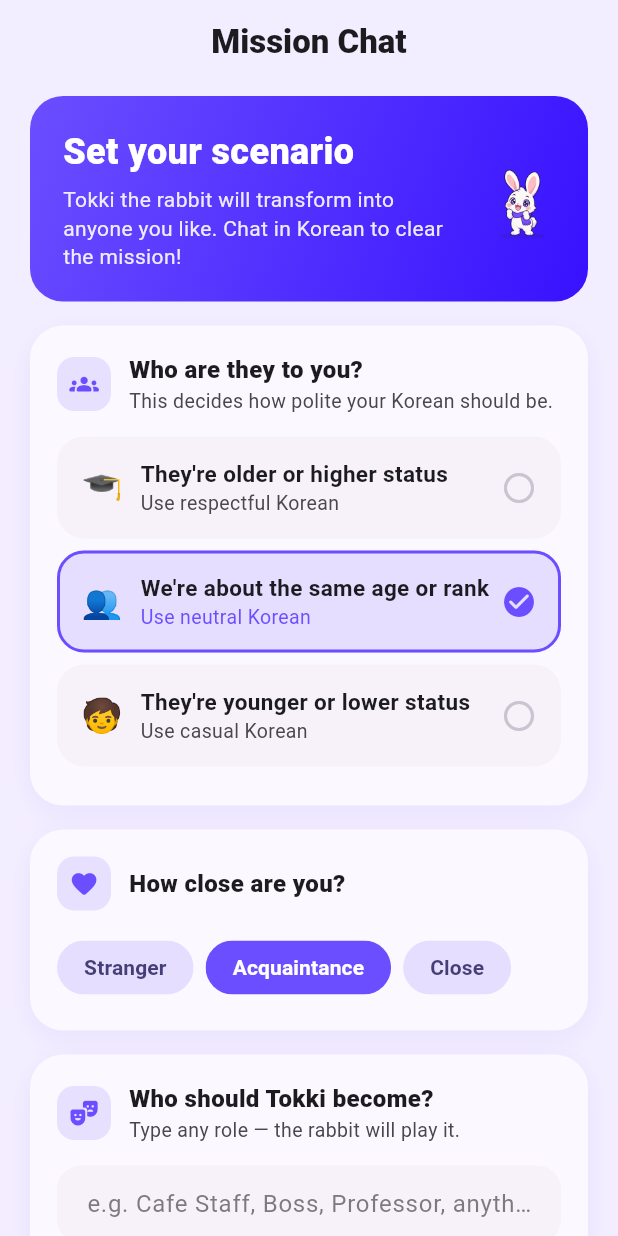
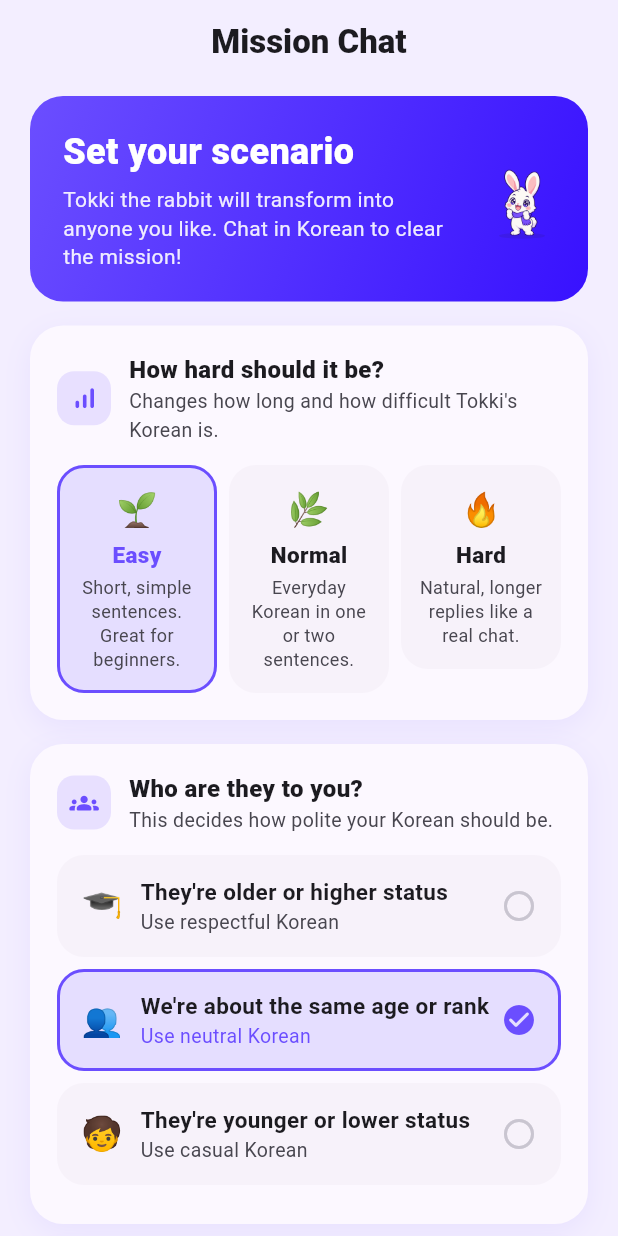
Before and after one commit to oghdy/Maru2026, a Flutter app: the MissionSetupScreen screen opened directly, on a phone screen of 412 x 824 dp. Run offline on Flutter 3.47's test engine with Material 3 defaults, Android fonts, the phone set to English and light mode, and no system bars; our stand-ins replace dio, flutter_riverpod, flutter_secure_storage, flutter_tts, google_sign_in, just_audio and 1 more; accounts and stored records are empty.

Commit message:
[MSN-1.8.4] setup: Easy/Normal/Hard difficulty cards (default Easy), sent as 'difficulty' in /setup
Co-Authored-By: Claude Opus 5.5 <noreply@anthropic.com>

```diff
--- /dev/null
+++ b/frontend/maru/lib/features/mission_chat/models/mission_difficulty.dart
@@ -0,0 +1,25 @@
+/// Mission difficulty (API_CONTRACT `difficulty`: "easy" | "normal" | "hard"). MSN-1.8.
+enum MissionDifficulty {
+  easy('easy', 'Easy', '🌱', 'Short, simple sentences. Great for beginners.'),
+  normal('normal', 'Normal', '🌿', 'Everyday Korean in one or two sentences.'),
+  hard('hard', 'Hard', '🔥', 'Natural, longer replies like a real chat.');
+
+  final String apiValue;
+  final String label;
+  final String emoji;
+  final String description;
+
+  const MissionDifficulty(this.apiValue, this.label, this.emoji, this.description);
+
+  static const MissionDifficulty fallback = MissionDifficulty.easy;
+
+  /// null when the server sent nothing (e.g. reports issued before difficulty existed).
+  static MissionDifficulty? tryParse(Object? value) {
+    if (value is! String) return null;
+    final v = value.trim().toLowerCase();
+    for (final d in values) {
+      if (d.apiValue == v) return d;
+    }
+    return null;
+  }
+}
--- a/frontend/maru/lib/features/mission_chat/screens/mission_setup_screen.dart
+++ b/frontend/maru/lib/features/mission_chat/screens/mission_setup_screen.dart
@@ -1,5 +1,6 @@
 import 'package:flutter/material.dart';
 import 'package:flutter_riverpod/flutter_riverpod.dart';
+import '../models/mission_difficulty.dart';
 import '../providers/mission_chat_provider.dart';
 import 'package:maru/shared/characters/maru_character.dart';
 import '../widgets/clearance_style.dart';
@@ -16,6 +17,8 @@ class MissionSetupScreen extends ConsumerStatefulWidget {
 class _MissionSetupScreenState extends ConsumerState<MissionSetupScreen> {
   String _selectedHierarchy = '👥 We\'re about the same age or rank (use neutral Korean)';
   String _selectedIntimacy = 'Acquaintance';
+  // R4 feedback: missions felt too hard, so new missions start on Easy.
+  MissionDifficulty _selectedDifficulty = MissionDifficulty.easy;
   final TextEditingController _roleController = TextEditingController();
   final TextEditingController _personalityController = TextEditingController();
 
@@ -74,6 +77,20 @@ class _MissionSetupScreenState extends ConsumerState<MissionSetupScreen> {
         children: [
           _buildHero(),
           const SizedBox(height: 16),
+          _buildSection(
+            icon: Icons.signal_cellular_alt_rounded,
+            title: 'How hard should it be?',
+            subtitle: 'Changes how long and how difficult Tokki\'s Korean is.',
+            child: Row(
+              crossAxisAlignment: CrossAxisAlignment.start,
+              children: [
+                for (final d in MissionDifficulty.values) ...[
+                  if (d != MissionDifficulty.values.first) const SizedBox(width: 8),
+                  Expanded(child: _buildDifficultyTile(d)),
+                ],
+              ],
+            ),
+          ),
           _buildSection(
             icon: Icons.groups_rounded,
             title: 'Who are they to you?',
@@ -170,6 +187,7 @@ class _MissionSetupScreenState extends ConsumerState<MissionSetupScreen> {
               ref.read(missionChatProvider.notifier).setupMission({
                 'hierarchy': _selectedHierarchy,
                 'intimacy': _selectedIntimacy,
+                'difficulty': _selectedDifficulty.apiValue,
                 'role': _roleController.text.trim().isEmpty
                     ? 'any role'
                     : _roleController.text.trim(),
@@ -256,6 +274,51 @@ class _MissionSetupScreenState extends ConsumerState<MissionSetupScreen> {
 
   // Option strings stay exactly as before (they are sent to the server); only the display is split:
   // "🎓 They're older or higher status (use respectful Korean)" → emoji · title · hint.
+  Widget _buildDifficultyTile(MissionDifficulty d) {
+    final colors = Theme.of(context).colorScheme;
+    final selected = _selectedDifficulty == d;
+    return Semantics(
+      selected: selected,
+      button: true,
+      child: Material(
+        color: selected ? colors.primaryContainer : colors.surfaceContainerLow,
+        borderRadius: BorderRadius.circular(18),
+        child: InkWell(
+          borderRadius: BorderRadius.circular(18),
+          onTap: () => setState(() => _selectedDifficulty = d),
+          child: AnimatedContainer(
+            duration: const Duration(milliseconds: 180),
+            padding: const EdgeInsets.fromLTRB(10, 12, 10, 12),
+            decoration: BoxDecoration(
+              borderRadius: BorderRadius.circular(18),
+              border: Border.all(color: selected ? colors.primary : Colors.transparent, width: 2),
+            ),
+            child: Column(
+              children: [
+                Text(d.emoji, style: const TextStyle(fontSize: 22)),
+                const SizedBox(height: 4),
+                Text(
+                  d.label,
+                  style: TextStyle(
+                    fontWeight: FontWeight.w800,
+                    fontSize: 15,
+                    color: selected ? colors.primary : colors.onSurface,
+                  ),
+                ),
+                const SizedBox(height: 4),
+                Text(
+                  d.description,
+                  textAlign: TextAlign.center,
+                  style: TextStyle(fontSize: 12, height: 1.3, color: colors.onSurfaceVariant),
+                ),
+              ],
+            ),
+          ),
+        ),
+      ),
+    );
+  }
+
   Widget _buildHierarchyTile(String option) {
     final colors = Theme.of(context).colorScheme;
     final selected = _selectedHierarchy == option;
```
Also changed, not shown: 1 other file.
